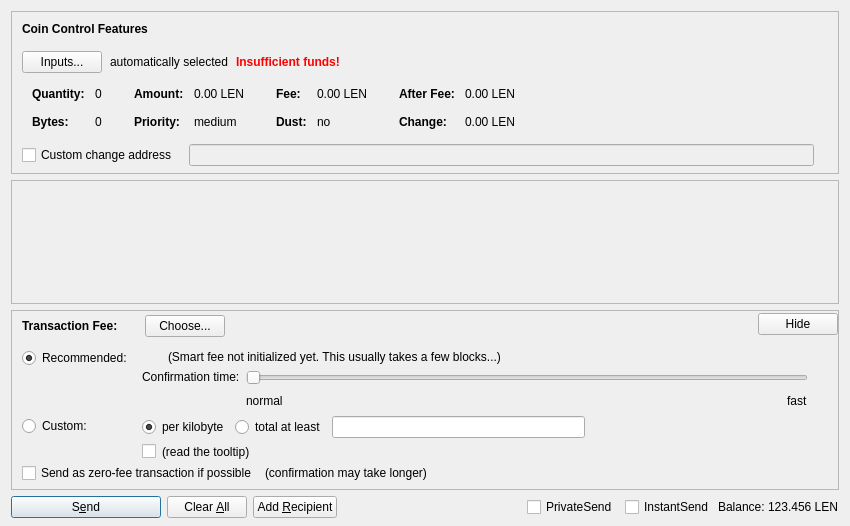
Qt form src/qt/forms/sendcoinsdialog.ui (we-conceived-the/oracle) before a commit.
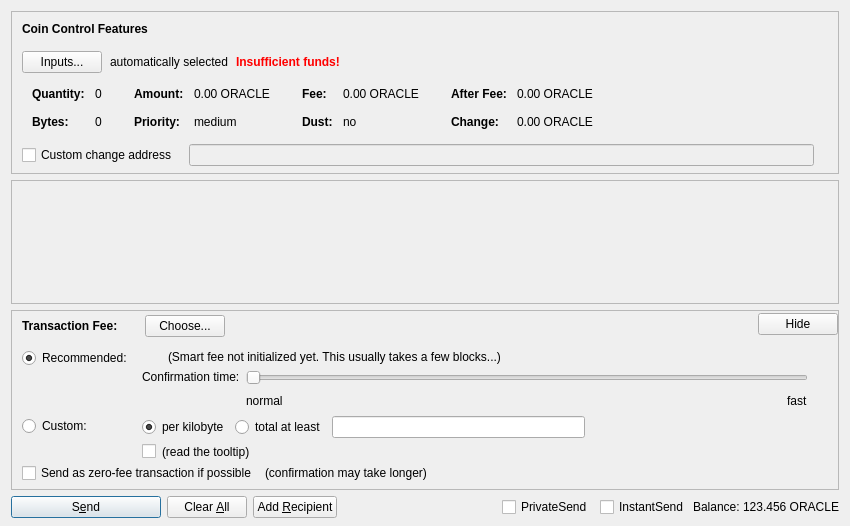
The same form after that commit. Custom widgets are drawn as their Qt base class.

Patch:
```diff
--- a/src/qt/forms/sendcoinsdialog.ui
+++ b/src/qt/forms/sendcoinsdialog.ui
@@ -324,7 +324,7 @@
                   <enum>Qt::ActionsContextMenu</enum>
                  </property>
                  <property name="text">
-                  <string notr="true">0.00 LEN</string>
+                  <string notr="true">0.00 ORACLE</string>
                  </property>
                  <property name="textInteractionFlags">
                   <set>Qt::LinksAccessibleByMouse|Qt::TextSelectableByKeyboard|Qt::TextSelectableByMouse</set>
@@ -404,7 +404,7 @@
                   <enum>Qt::ActionsContextMenu</enum>
                  </property>
                  <property name="text">
-                  <string notr="true">0.00 LEN</string>
+                  <string notr="true">0.00 ORACLE</string>
                  </property>
                  <property name="textInteractionFlags">
                   <set>Qt::LinksAccessibleByMouse|Qt::TextSelectableByKeyboard|Qt::TextSelectableByMouse</set>
@@ -484,7 +484,7 @@
                   <enum>Qt::ActionsContextMenu</enum>
                  </property>
                  <property name="text">
-                  <string notr="true">0.00 LEN</string>
+                  <string notr="true">0.00 ORACLE</string>
                  </property>
                  <property name="textInteractionFlags">
                   <set>Qt::LinksAccessibleByMouse|Qt::TextSelectableByKeyboard|Qt::TextSelectableByMouse</set>
@@ -513,7 +513,7 @@
                   <enum>Qt::ActionsContextMenu</enum>
                  </property>
                  <property name="text">
-                  <string notr="true">0.00 LEN</string>
+                  <string notr="true">0.00 ORACLE</string>
                  </property>
                  <property name="textInteractionFlags">
                   <set>Qt::LinksAccessibleByMouse|Qt::TextSelectableByKeyboard|Qt::TextSelectableByMouse</set>
@@ -1366,7 +1366,7 @@
           <cursorShape>IBeamCursor</cursorShape>
          </property>
          <property name="text">
-          <string notr="true">123.456 LEN</string>
+          <string notr="true">123.456 ORACLE</string>
          </property>
          <property name="textInteractionFlags">
           <set>Qt::LinksAccessibleByMouse|Qt::TextSelectableByKeyboard|Qt::TextSelectableByMouse</set>
```
